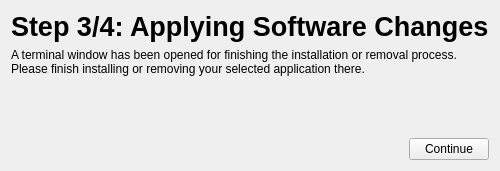
Old version of the form ui/applyingchangespage.ui in the repository Kicksecure/browser-choice.
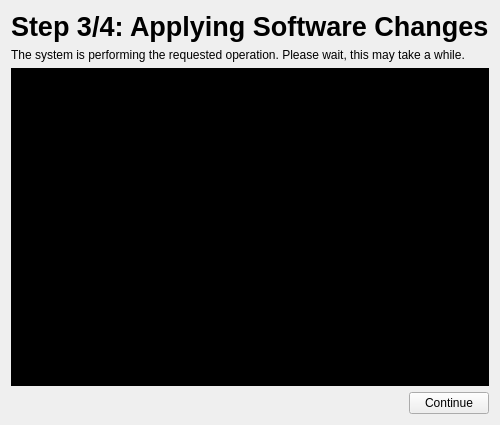
New version of the form. Icons and pictures are not drawn.

Commit message: Get second wizard screen (choose installation method) mostly working

Diff of the .ui file:
```diff
--- a/ui/applyingchangespage.ui
+++ b/ui/applyingchangespage.ui
@@ -7,7 +7,7 @@
     <x>0</x>
     <y>0</y>
     <width>493</width>
-    <height>171</height>
+    <height>425</height>
    </rect>
   </property>
   <property name="windowTitle">
@@ -54,7 +54,7 @@
    <item>
     <widget class="QLabel" name="label_2">
      <property name="text">
-      <string>A terminal window has been opened for finishing the installation or removal process. Please finish installing or removing your selected application there.</string>
+      <string>The system is performing the requested operation. Please wait, this may take a while.</string>
      </property>
      <property name="wordWrap">
       <bool>true</bool>
@@ -62,17 +62,16 @@
     </widget>
    </item>
    <item>
-    <spacer name="verticalSpacer">
-     <property name="orientation">
-      <enum>Qt::Vertical</enum>
+    <widget class="QPlainTextEdit" name="logView">
+     <property name="styleSheet">
+      <string notr="true">background-color: rgb(0, 0, 0);
+color: rgb(255, 255, 255);
+font: 9pt &quot;Monospace&quot;;</string>
      </property>
-     <property name="sizeHint" stdset="0">
-      <size>
-       <width>20</width>
-       <height>0</height>
-      </size>
+     <property name="plainText">
+      <string/>
      </property>
-    </spacer>
+    </widget>
    </item>
    <item>
     <layout class="QHBoxLayout" name="horizontalLayout_2">
```
The commit also changes 16 other files.
